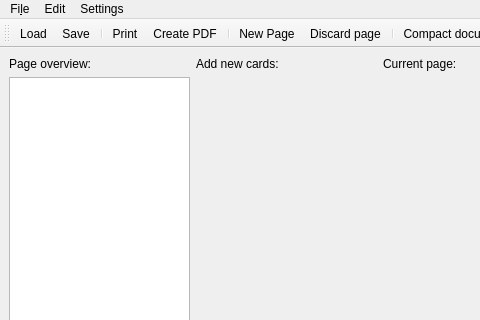
First picture: the form in mtg_proxy_printer/resources/ui/main_window.ui, repository luziferius/MTGProxyPrinter, before the edit; both pictures show x 0 to 480 and y 0 to 320 of the 1000 by 800 pixel window.
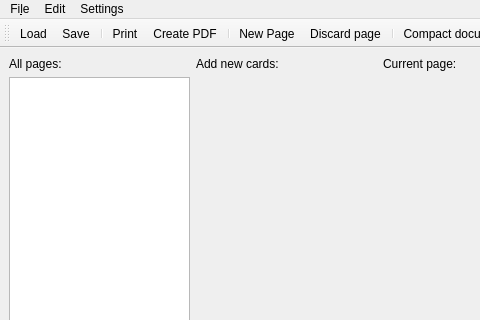
Second picture: the form after the edit. Icons and pictures are not drawn. Custom widgets are drawn as their Qt base class.

Commit message:
MainWindow: Better header labels
FossilOrigin-Name: 805310a4d992b8d550cf59e2ab8eebaafdb5668d135c1b1e752c851b26c268f5

Patch:
```diff
--- a/mtg_proxy_printer/resources/ui/main_window.ui
+++ b/mtg_proxy_printer/resources/ui/main_window.ui
@@ -60,7 +60,7 @@
     <item row="0" column="0">
      <widget class="QLabel" name="label">
       <property name="text">
-       <string>Page overview:</string>
+       <string>All pages:</string>
       </property>
      </widget>
     </item>
```
Left out of the diff: 8 changed lines with no effect on the pictures.
